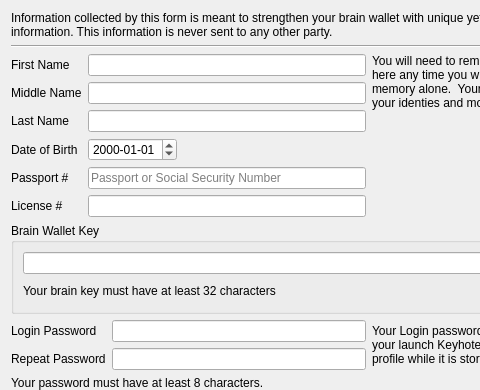
Before: the Qt Designer form profile_wizard/ProfileEditPage.ui in InvictusInnovations/keyhotee, drawn with Qt 5; both pictures show x 0 to 480 and y 0 to 390 of the 653 by 532 pixel window.
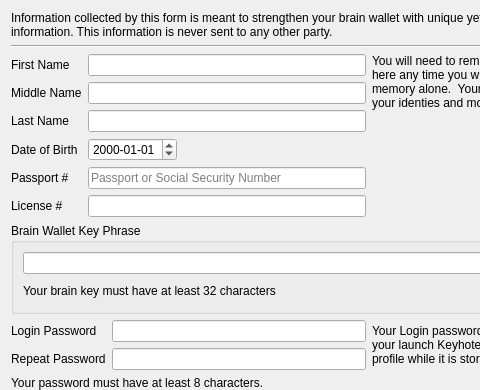
After: the same form once the commit is applied.

Commit message: Changed from "Brain Wallet Key" to "Brain Wallet Key Phrase" to hint a little bit that the key should be something memorable.

Patch:
```diff
--- a/profile_wizard/ProfileEditPage.ui
+++ b/profile_wizard/ProfileEditPage.ui
@@ -168,7 +168,7 @@
       </size>
      </property>
      <property name="title">
-      <string>Brain Wallet Key</string>
+      <string>Brain Wallet Key Phrase</string>
      </property>
      <layout class="QGridLayout" name="gridLayout">
       <item row="0" column="0" colspan="2">
```
